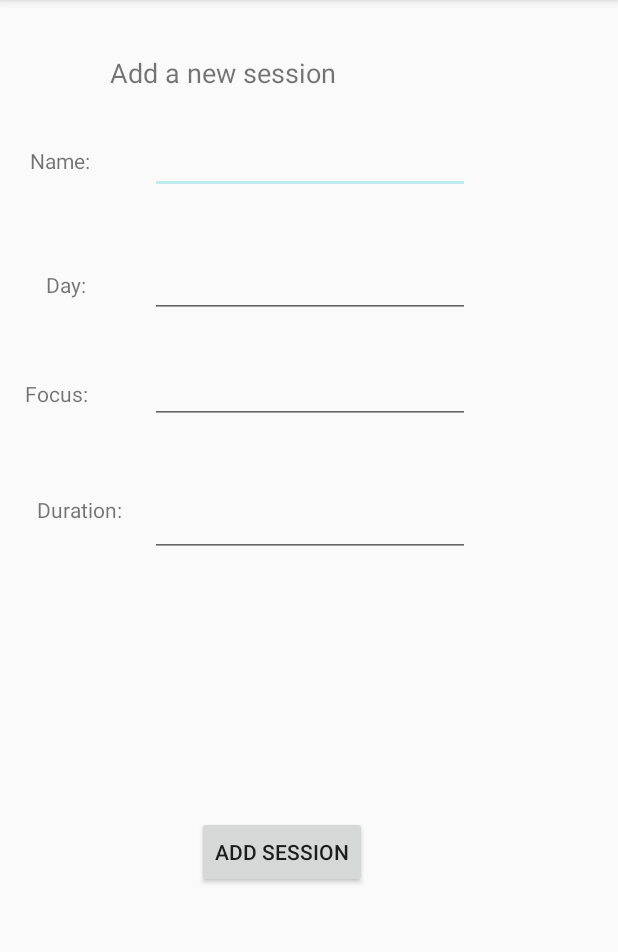
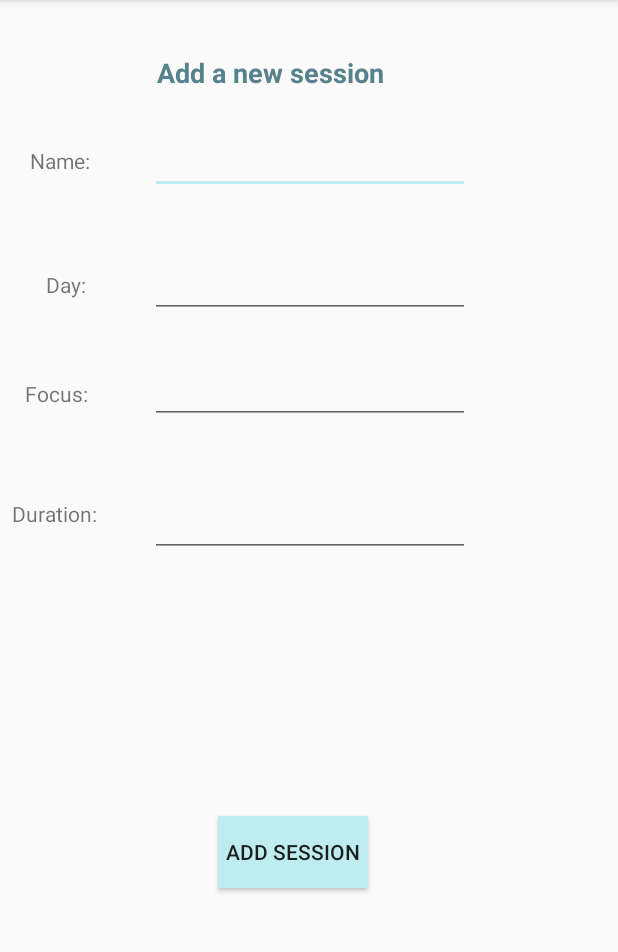
Before and after one commit to ClareBee/FlowYogaApp, an Android app: the AddSessionActivity screen opened directly, with no data from a screen before it, on a phone screen of 412 x 824 dp, the part 84-1036 px from its top. Run offline under Robolectric (Android 15) with nearby library versions, the phone set to English and light mode, and no system bars.

Commit message:
new session layout

```diff
--- a/app/src/main/res/layout/activity_add_session.xml
+++ b/app/src/main/res/layout/activity_add_session.xml
@@ -69,7 +69,10 @@
         android:layout_marginStart="8dp"
         android:layout_marginTop="36dp"
         android:text="Add a new session"
+        android:textAlignment="center"
+        android:textColor="@color/darkGreen"
         android:textSize="18sp"
+        android:textStyle="bold"
         app:layout_constraintHorizontal_bias="0.357"
         app:layout_constraintLeft_toLeftOf="parent"
         app:layout_constraintRight_toRightOf="parent"
@@ -131,29 +134,31 @@
         app:layout_constraintLeft_toLeftOf="parent"
         android:layout_marginStart="8dp"
         android:layout_marginEnd="8dp"
-        app:layout_constraintHorizontal_bias="0.615"
+        app:layout_constraintHorizontal_bias="0.0"
         app:layout_constraintTop_toTopOf="parent"
         android:layout_marginTop="330dp"
         app:layout_constraintBottom_toBottomOf="parent"
         android:layout_marginBottom="8dp"
-        app:layout_constraintVertical_bias="0.0" />
+        app:layout_constraintVertical_bias="0.006" />
 
     <Button
         android:id="@+id/button"
         android:layout_width="wrap_content"
         android:layout_height="wrap_content"
         android:layout_marginBottom="8dp"
+        android:layout_marginEnd="8dp"
         android:layout_marginLeft="8dp"
         android:layout_marginRight="8dp"
+        android:layout_marginStart="8dp"
         android:layout_marginTop="8dp"
+        android:padding="5dp"
+        android:background="@color/colorAccent"
         android:onClick="addSession"
         android:text="Add Session"
         app:layout_constraintBottom_toBottomOf="parent"
+        app:layout_constraintHorizontal_bias="0.464"
         app:layout_constraintLeft_toLeftOf="parent"
         app:layout_constraintRight_toRightOf="parent"
         app:layout_constraintTop_toBottomOf="@+id/durationText"
-        android:layout_marginStart="8dp"
-        android:layout_marginEnd="8dp"
-        app:layout_constraintHorizontal_bias="0.437"
         app:layout_constraintVertical_bias="0.494" />
 </android.support.constraint.ConstraintLayout>
```
Also changed, not shown: app/src/main/res/layout/activity_add_pose.xml (+8 -8 lines).
